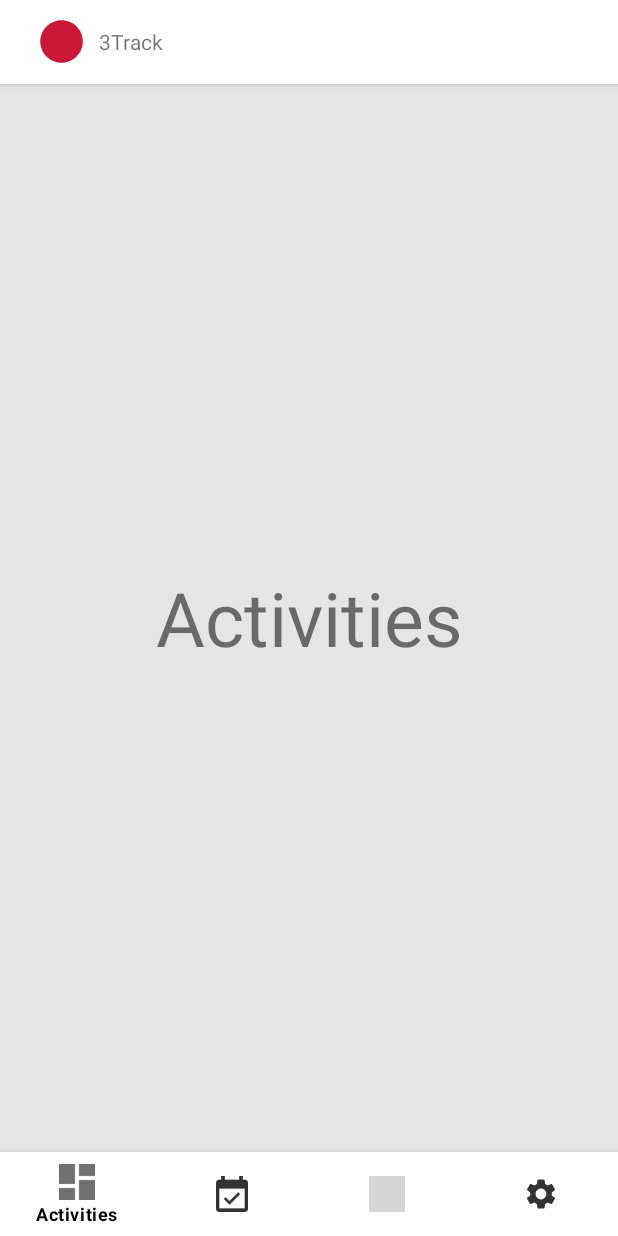
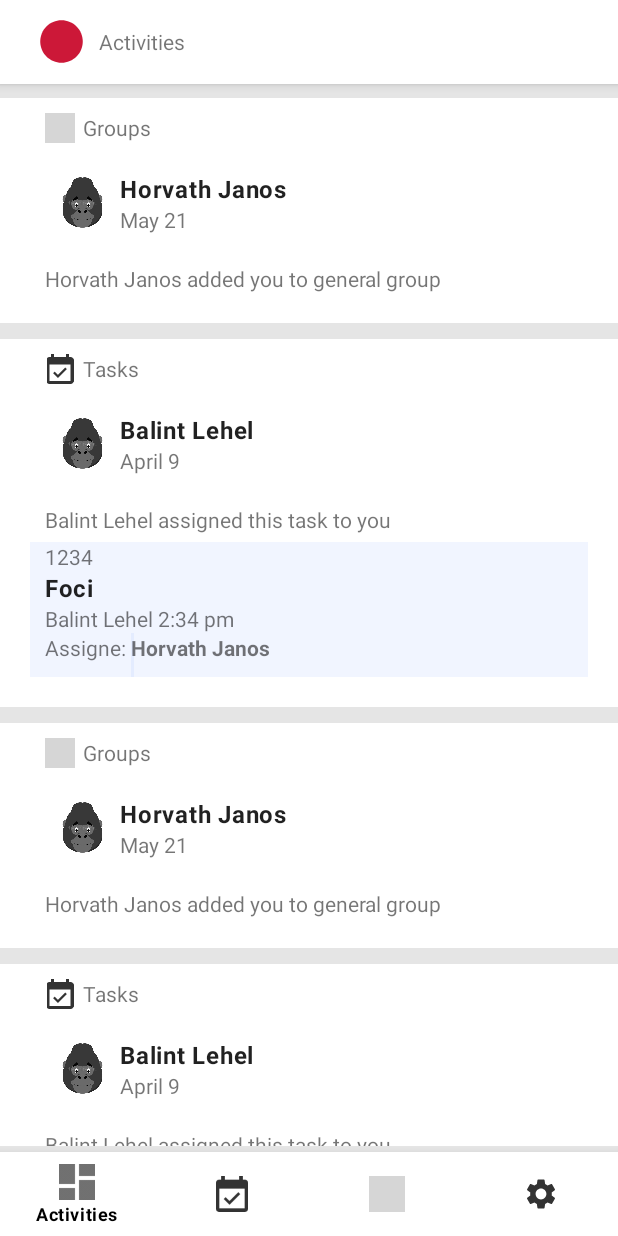
Before and after one commit to Horvath99/3TrackProject, an Android app: the ActivitesFragment screen opened through its navigation route, on a phone screen of 412 x 824 dp. Run offline under Robolectric (Android 15) with nearby library versions, the phone set to English and light mode, and no system bars; our stand-ins replace CircleImageView, data binding; grey boxes are pictures that could not be loaded.

Commit message:
activityesDone

```diff
--- /dev/null
+++ b/app/src/main/java/ro/sapientia/android_11eloadas/adapter/ActivitesAdapter.kt
@@ -0,0 +1,84 @@
+package ro.sapientia.android_11eloadas.adapter
+
+import android.text.method.TextKeyListener.clear
+import android.view.LayoutInflater
+import android.view.View
+import android.view.ViewGroup
+import androidx.recyclerview.widget.RecyclerView
+import ro.sapientia.android_11eloadas.R
+import ro.sapientia.android_11eloadas.model.ActivityItem
+import ro.sapientia.android_11eloadas.util.ActivityDataModel
+import java.lang.IllegalArgumentException
+import androidx.appcompat.widget.AppCompatTextView
+import de.hdodenhof.circleimageview.CircleImageView
+import java.util.Collections.addAll
+
+
+class ActivitesAdapter: RecyclerView.Adapter<ActivitesAdapter.ActivitiesAdapterViewHolder>(){
+
+    private val data = mutableListOf<ActivityDataModel>()
+
+    class ActivitiesAdapterViewHolder(itemView: View) : RecyclerView.ViewHolder(itemView){
+        private fun bindGroup(item: ActivityDataModel.Group){
+            itemView.findViewById<AppCompatTextView>(R.id.groupAssignedByName)?.text = item.assignerName
+            itemView.findViewById<AppCompatTextView>(R.id.groupAssignedByDate)?.text= item.date
+            itemView.findViewById<AppCompatTextView>(R.id.groupStaticText)?.text = item.text
+
+        }
+        private fun bindTask(item: ActivityDataModel.Task){
+            itemView.findViewById<AppCompatTextView>(R.id.assignedByName)?.text= item.assignerName
+            itemView.findViewById<AppCompatTextView>(R.id.assignedByDate)?.text= item.date
+            itemView.findViewById<AppCompatTextView>(R.id.staticText)?.text = item.text
+            itemView.findViewById<AppCompatTextView>(R.id.subTaskId)?.text = item.taskId
+            itemView.findViewById<AppCompatTextView>(R.id.subTaskTitle)?.text = item.taskTitle
+            itemView.findViewById<AppCompatTextView>(R.id.subTaskAssignedByAndDate)?.text= item.taskAssignerAndDate
+            itemView.findViewById<AppCompatTextView>(R.id.subTaskAssignee)?.text= item.assigne
+
+        }
+
+        fun bind(activityDataModel: ActivityDataModel){
+            when(activityDataModel){
+                is ActivityDataModel.Group ->bindGroup(activityDataModel)
+                is ActivityDataModel.Task -> bindTask(activityDataModel)
+            }
+        }
+    }
+
+    override fun onCreateViewHolder(parent: ViewGroup, viewType: Int): ActivitiesAdapterViewHolder {
+       val layout = when(viewType){
+           TYPE_GROUP -> R.layout.activites_group_item
+           TYPE_TASK -> R.layout.activities_task_item
+           else -> throw IllegalArgumentException("Invalid type")
+       }
+        val view = LayoutInflater.from(parent.context).inflate(layout,parent,false)
+        return ActivitiesAdapterViewHolder(view)
+    }
+
+
+    override fun onBindViewHolder(holder: ActivitiesAdapterViewHolder, position: Int) {
+        holder.bind(data[position])
+    }
+
+    override fun getItemCount(): Int {
+        return data.size
+
+    }
+
+    override fun getItemViewType(position: Int): Int {
+        return when(data[position]){
+            is ActivityDataModel.Task -> TYPE_TASK
+            else -> TYPE_GROUP
+        }
+    }
+    fun setData(data1 : List<ActivityDataModel>){
+        data.apply {
+            clear()
+            addAll(data1)
+        }
+    }
+
+    companion object{
+        private const val TYPE_GROUP = 0
+        private const val TYPE_TASK = 1
+    }
+}
--- a/app/src/main/java/ro/sapientia/android_11eloadas/adapter/MyTaskAdapter.kt
+++ b/app/src/main/java/ro/sapientia/android_11eloadas/adapter/MyTaskAdapter.kt
@@ -26,7 +26,8 @@ import ro.sapientia.android_11eloadas.viewmodel.UserListViewModelFactory
 import java.text.SimpleDateFormat
 import java.util.*
 
-class MyTaskAdapter(private val list : List<MyTaskItem>,private val listUsers : List<User>,private val listDepartment : List<Department>) : RecyclerView.Adapter<MyTaskAdapter.MyTaskViewHolder>() {
+class MyTaskAdapter(private val list : List<MyTaskItem>,private val listUsers : List<User>,private val listDepartment : List<Department>)
+    : RecyclerView.Adapter<MyTaskAdapter.MyTaskViewHolder>() {
     class MyTaskViewHolder(itemView: View): RecyclerView.ViewHolder(itemView){
         var id : Int = 0
         val projectType : TextView = itemView.findViewById(R.id.projectType)
--- a/app/src/main/java/ro/sapientia/android_11eloadas/fragment/ActivitesFragment.kt
+++ b/app/src/main/java/ro/sapientia/android_11eloadas/fragment/ActivitesFragment.kt
@@ -1,27 +1,101 @@
 package ro.sapientia.android_11eloadas.fragment
 
+import android.app.Activity
 import android.os.Bundle
 import androidx.fragment.app.Fragment
 import android.view.LayoutInflater
 import android.view.View
 import android.view.ViewGroup
+import android.widget.TextView
+import androidx.lifecycle.ViewModelProvider
+import androidx.lifecycle.get
+import androidx.recyclerview.widget.LinearLayoutManager
 import ro.sapientia.android_11eloadas.R
+import ro.sapientia.android_11eloadas.adapter.ActivitesAdapter
+import ro.sapientia.android_11eloadas.databinding.FragmentActivitesBinding
+import ro.sapientia.android_11eloadas.databinding.FragmentMyTasksBinding
+import ro.sapientia.android_11eloadas.util.ActivityDataModel
+import ro.sapientia.android_11eloadas.viewmodel.ActivityViewModel
 
 
 class ActivitesFragment : Fragment() {
 
+    private var _binding: FragmentActivitesBinding? = null
+    private val binding get() = _binding!!
+   private val activityAdapter : ActivitesAdapter by lazy{
+       ActivitesAdapter()
+   }
+
 
     override fun onCreate(savedInstanceState: Bundle?) {
         super.onCreate(savedInstanceState)
-
     }
 
     override fun onCreateView(
         inflater: LayoutInflater, container: ViewGroup?,
         savedInstanceState: Bundle?
     ): View? {
-        return inflater.inflate(R.layout.fragment_activites, container, false)
+        _binding= FragmentActivitesBinding.inflate(inflater,container,false)
+        return binding.root
     }
+
+    override fun onViewCreated(view: View, savedInstanceState: Bundle?) {
+        super.onViewCreated(view, savedInstanceState)
+        var toolbarTitle = activity?.findViewById<TextView>(R.id.mytitle)
+        toolbarTitle?.setText("Activities")
+        activityAdapter.setData(getData())
+        binding.activitiesRecyclerView.apply {
+            layoutManager = LinearLayoutManager(this.context)
+            hasFixedSize()
+            this.adapter = activityAdapter
+        }
+
+    }
+
+    private fun getData() : List<ActivityDataModel> = listOf(
+        ActivityDataModel.Group(
+         "Horvath Janos",
+        "May 21",
+            "Horvath Janos added you to general group",
+        ),
+        ActivityDataModel.Task(
+            "Balint Lehel",
+            "April 9",
+        "Balint Lehel assigned this task to you",
+            "1234",
+            "Foci",
+            "Balint Lehel 2:34 pm",
+            "Horvath Janos"
+        ),
+        ActivityDataModel.Group(
+            "Horvath Janos",
+            "May 21",
+            "Horvath Janos added you to general group",
+        ),
+        ActivityDataModel.Task(
+            "Balint Lehel",
+            "April 9",
+            "Balint Lehel assigned this task to you",
+            "1234",
+            "Foci",
+            "Balint Lehel 2:34 pm",
+            "Horvath Janos"
+        ),
+        ActivityDataModel.Group(
+            "Horvath Janos",
+            "May 21",
+            "Horvath Janos added you to general group",
+        ),
+        ActivityDataModel.Task(
+            "Balint Lehel",
+            "April 9",
+            "Balint Lehel assigned this task to you",
+            "1234",
+            "Foci",
+            "Balint Lehel 2:34 pm",
+            "Horvath Janos"
+        )
+    )
 
 
 }
--- a/app/src/main/java/ro/sapientia/android_11eloadas/fragment/MyProfileFragment.kt
+++ b/app/src/main/java/ro/sapientia/android_11eloadas/fragment/MyProfileFragment.kt
@@ -58,6 +58,9 @@ class MyProfileFragment : Fragment() {
     override fun onViewCreated(view: View, savedInstanceState: Bundle?) {
         super.onViewCreated(view, savedInstanceState)
 
+        var toolbarTitle = activity?.findViewById<TextView>(R.id.mytitle)
+        toolbarTitle?.setText("My Profile")
+
         val userName : TextView = binding.myName
         val userEmail : TextView = binding.email
         val userPhoneNumber : TextView = binding.phoneNumber
--- /dev/null
+++ b/app/src/main/java/ro/sapientia/android_11eloadas/util/ActivityDataModel.kt
@@ -0,0 +1,22 @@
+package ro.sapientia.android_11eloadas.util
+
+import de.hdodenhof.circleimageview.CircleImageView
+
+sealed class ActivityDataModel {
+    data class Group(
+        val assignerName : String,
+        val date : String,
+        val text: String,
+        //val image: CircleImageView
+    ) : ActivityDataModel()
+    data class Task(
+        val assignerName : String,
+        val date : String,
+       // val image: CircleImageView,
+        val text: String,
+        val taskId : String,
+        val taskTitle: String,
+        val taskAssignerAndDate: String,
+        val assigne: String
+    ) : ActivityDataModel()
+}
--- /dev/null
+++ b/app/src/main/res/layout/activites_group_item.xml
@@ -0,0 +1,76 @@
+<?xml version="1.0" encoding="utf-8"?>
+<layout xmlns:android="http://schemas.android.com/apk/res/android"
+    xmlns:app="http://schemas.android.com/apk/res-auto">
+
+    <data>
+
+    </data>
+
+    <androidx.constraintlayout.widget.ConstraintLayout
+        android:layout_width="match_parent"
+        android:background="#FFFFFF"
+        android:layout_marginVertical="5dp"
+        android:layout_height="wrap_content">
+
+        <ImageView
+            android:id="@+id/iconType"
+            android:layout_width="20dp"
+            android:layout_height="20dp"
+            android:src="@drawable/ic_baseline_group_24"
+            app:layout_constraintLeft_toLeftOf="parent"
+            app:layout_constraintTop_toTopOf="parent"
+            android:layout_marginTop="10dp"
+            android:layout_marginLeft="30dp" />
+
+        <TextView
+            android:layout_marginTop="10dp"
+            android:layout_marginLeft="5dp"
+            android:id="@+id/type"
+            android:layout_width="wrap_content"
+            android:layout_height="0dp"
+            android:text="Groups"
+            app:layout_constraintTop_toTopOf="parent"
+            app:layout_constraintLeft_toRightOf="@+id/iconType" />
+
+        <de.hdodenhof.circleimageview.CircleImageView
+            android:id="@+id/groupProfilePicutre"
+            android:layout_width="50dp"
+            android:layout_height="50dp"
+            app:layout_constraintTop_toBottomOf="@+id/type"
+            android:src="@drawable/gorilla"
+            android:layout_marginLeft="30dp"
+            app:layout_constraintLeft_toLeftOf="parent"
+            android:layout_marginTop="15dp" />
+
+        <TextView
+            android:layout_marginTop="20dp"
+            android:layout_width="wrap_content"
+            android:layout_height="0dp"
+            android:id="@+id/groupAssignedByName"
+            style="@style/TextAppearance.Material3.BodyLarge"
+            android:textStyle="bold"
+            android:text="Janette Doe"
+            app:layout_constraintTop_toBottomOf="@id/type"
+            app:layout_constraintLeft_toRightOf="@id/groupProfilePicutre" />
+
+        <TextView
+            android:id="@+id/groupAssignedByDate"
+            android:layout_width="wrap_content"
+            android:layout_height="0dp"
+            android:text="May 21"
+            app:layout_constraintTop_toBottomOf="@id/groupAssignedByName"
+            app:layout_constraintLeft_toRightOf="@id/groupProfilePicutre" />
+
+        <TextView
+            android:paddingBottom="20dp"
+            android:id="@+id/groupStaticText"
+            android:layout_width="match_parent"
+            android:layout_height="0dp"
+            android:text="Janett Doe added you to General Group"
+            app:layout_constraintTop_toBottomOf="@id/groupAssignedByDate"
+            app:layout_constraintLeft_toLeftOf="parent"
+            android:layout_marginLeft="30dp"
+            android:layout_marginTop="20dp" />
+
+    </androidx.constraintlayout.widget.ConstraintLayout>
+</layout>
--- /dev/null
+++ b/app/src/main/res/layout/activities_task_item.xml
@@ -0,0 +1,147 @@
+<?xml version="1.0" encoding="utf-8"?>
+<layout xmlns:android="http://schemas.android.com/apk/res/android"
+    xmlns:app="http://schemas.android.com/apk/res-auto">
+
+    <data>
+
+    </data>
+
+    <androidx.constraintlayout.widget.ConstraintLayout
+        android:layout_width="match_parent"
+        android:background="#FFFFFF"
+        android:layout_marginVertical="5dp"
+        android:layout_height="wrap_content">
+
+        <ImageView
+            android:id="@+id/iconType"
+            android:layout_width="20dp"
+            android:layout_height="20dp"
+            android:src="@drawable/mytask"
+            app:layout_constraintLeft_toLeftOf="parent"
+            app:layout_constraintTop_toTopOf="parent"
+            android:layout_marginTop="10dp"
+            android:layout_marginLeft="30dp"/>
+        <TextView
+            android:layout_marginTop="10dp"
+            android:layout_marginLeft="5dp"
+            android:id="@+id/type"
+            android:layout_width="wrap_content"
+            android:layout_height="0dp"
+            android:text="Tasks"
+            app:layout_constraintTop_toTopOf="parent"
+            app:layout_constraintLeft_toRightOf="@+id/iconType"/>
+
+        <de.hdodenhof.circleimageview.CircleImageView
+            android:id="@+id/activityTaskProfilePicutre"
+            android:layout_width="50dp"
+            android:layout_height="50dp"
+            app:layout_constraintTop_toBottomOf="@+id/type"
+            android:src="@drawable/gorilla"
+            android:layout_marginLeft="30dp"
+            app:layout_constraintLeft_toLeftOf="parent"
+            android:layout_marginTop="15dp"
+            />
+        <TextView
+            android:layout_marginTop="20dp"
+            android:layout_width="wrap_content"
+            android:layout_height="0dp"
+            android:id="@+id/assignedByName"
+            style="@style/TextAppearance.Material3.BodyLarge"
+            android:textStyle="bold"
+            android:text="Janette Doe"
+            app:layout_constraintTop_toBottomOf="@id/type"
+            app:layout_constraintLeft_toRightOf="@id/activityTaskProfilePicutre"/>
+        <TextView
+            android:id="@+id/assignedByDate"
+            android:layout_width="wrap_content"
+            android:layout_height="0dp"
+            android:text="May 21"
+            app:layout_constraintTop_toBottomOf="@id/assignedByName"
+            app:layout_constraintLeft_toRightOf="@id/activityTaskProfilePicutre"/>
+        <TextView
+            android:id="@+id/staticText"
+            android:layout_width="wrap_content"
+            android:layout_height="0dp"
+            android:text="Janett Doe assigned a task to you"
+            app:layout_constraintTop_toBottomOf="@id/assignedByDate"
+            app:layout_constraintLeft_toLeftOf="parent"
+            android:layout_marginLeft="30dp"
+            android:layout_marginTop="20dp"/>
+
+        <TextView
+            android:paddingLeft="10dp"
+            android:layout_marginRight="20dp"
+            android:background="#102264F4"
+            android:id="@+id/subTaskId"
+            android:layout_width="match_parent"
+            android:layout_height="0dp"
+            android:text="3SS/3S-194"
+            app:layout_constraintLeft_toLeftOf="parent"
+            app:layout_constraintTop_toBottomOf="@id/staticText"
+            android:layout_marginLeft="20dp"
+            android:layout_marginTop="5dp"/>
+        <TextView
+            android:paddingLeft="10dp"
+            android:layout_marginRight="20dp"
+            android:background="#102264F4"
+            android:id="@+id/subTaskTitle"
+            android:layout_width="match_parent"
+            android:layout_height="0dp"
+            android:text="Set up company profile"
+            android:textStyle="bold"
+            style="@style/TextAppearance.Material3.BodyLarge"
+            app:layout_constraintTop_toBottomOf="@+id/subTaskId"
+            app:layout_constraintLeft_toLeftOf="parent"
+            android:layout_marginLeft="20dp"/>
+        <TextView
+            android:paddingLeft="10dp"
+            android:layout_marginRight="20dp"
+            android:background="#102264F4"
+            android:id="@+id/subTaskAssignedByAndDate"
+            android:layout_width="match_parent"
+            android:layout_height="0dp"
+            android:text="Janett Doe 2:45 pm"
+            app:layout_constraintTop_toBottomOf="@id/subTaskTitle"
+            app:layout_constraintLeft_toLeftOf="parent"
+            android:layout_marginLeft="20dp"
+            />
+        <TextView
+            android:paddingBottom="10dp"
+            android:paddingLeft="10dp"
+            android:layout_marginRight="20dp"
+            android:paddingRight="5dp"
+            android:background="#102264F4"
+            android:id="@+id/subTaskAssigneStatic"
+            android:layout_width="wrap_content"
+            android:layout_height="0dp"
+            android:text="Assigne:"
+            app:layout_constraintTop_toBottomOf="@id/subTaskAssignedByAndDate"
+            app:layout_constraintLeft_toLeftOf="parent"
+            android:layout_marginLeft="20dp"/>
+        <TextView
+            android:paddingBottom="10dp"
+            android:layout_marginRight="20dp"
+            android:background="#102264F4"
+            android:id="@+id/subTaskAssignee"
+            android:layout_marginLeft="87dp"
+            android:layout_width="match_parent"
+            android:layout_height="0dp"
+            android:text="James Doe"
+            android:textStyle="bold"
+            app:layout_constraintLeft_toRightOf="@id/subTaskAssigneStatic"
+            app:layout_constraintTop_toBottomOf="@id/subTaskAssignedByAndDate"/>
+        <TextView
+            android:layout_width="match_parent"
+            android:layout_height="20dp"
+            app:layout_constraintTop_toBottomOf="@id/subTaskAssignee"
+            android:background="#FFFFFF"/>
+
+
+
+
+
+
+
+
+    </androidx.constraintlayout.widget.ConstraintLayout>
+</layout>
--- a/app/src/main/res/layout/activity_main.xml
+++ b/app/src/main/res/layout/activity_main.xml
@@ -63,8 +63,7 @@
                      android:id="@+id/createTask"
                      android:layout_width="80dp"
                      android:layout_height="40dp"
-                     android:background="#2264F4"
-                     android:textColor="@color/white"
+                     android:background="#102264F4"
                      android:text="Create"
                      android:textSize="10dp"
                      android:layout_margin="5dp"
@@ -99,6 +98,7 @@
         <fragment
 
             android:id="@+id/nav_host_fragment"
+
             android:name="androidx.navigation.fragment.NavHostFragment"
             android:layout_width="match_parent"
             android:layout_height="match_parent"
@@ -109,6 +109,7 @@
         <com.google.android.material.bottomnavigation.BottomNavigationView
 
             app:layout_constraintBottom_toBottomOf="parent"
+
             android:background="@color/white"
             app:itemIconTint="#333333"
             android:id="@+id/bottom_nav_view"
--- a/app/src/main/res/layout/fragment_activites.xml
+++ b/app/src/main/res/layout/fragment_activites.xml
@@ -1,17 +1,23 @@
 <?xml version="1.0" encoding="utf-8"?>
-<androidx.constraintlayout.widget.ConstraintLayout xmlns:android="http://schemas.android.com/apk/res/android"
-    xmlns:tools="http://schemas.android.com/tools"
-    android:layout_width="match_parent"
-    android:layout_height="match_parent"
-    android:background="#E5E5E5"
-    tools:context=".fragment.ActivitesFragment">
+<layout xmlns:android="http://schemas.android.com/apk/res/android"
+    xmlns:tools="http://schemas.android.com/tools">
 
-    <!-- TODO: Update blank fragment layout -->
-    <TextView
+    <data>
+
+    </data>
+
+    <androidx.constraintlayout.widget.ConstraintLayout
         android:layout_width="match_parent"
         android:layout_height="match_parent"
-        android:text="Activities"
-        android:textSize="50dp"
-        android:gravity="center"/>
+        android:background="#E5E5E5"
+        tools:context=".fragment.ActivitesFragment">
 
-</androidx.constraintlayout.widget.ConstraintLayout>
+        <androidx.recyclerview.widget.RecyclerView
+            android:layout_marginVertical="60dp"
+            android:id="@+id/activitiesRecyclerView"
+            android:layout_width="match_parent"
+            android:layout_height="match_parent"/>
+
+
+    </androidx.constraintlayout.widget.ConstraintLayout>
+</layout>
--- a/app/src/main/res/values-night/themes.xml
+++ b/app/src/main/res/values-night/themes.xml
@@ -16,6 +16,10 @@
 
     </style>
 
+    <style name="SplashTheme" parent="Theme.AppCompat.NoActionBar">
+        <item name="android:windowBackground">@drawable/splash</item>
+    </style>
+
 
 
 </resources>
--- a/app/src/main/res/values/themes.xml
+++ b/app/src/main/res/values/themes.xml
@@ -14,5 +14,8 @@
         <!-- Customize your theme here. -->
 
     </style>
+    <style name="SplashTheme" parent="Theme.AppCompat.NoActionBar">
+        <item name="android:windowBackground">@drawable/splash</item>
+    </style>
 
 </resources>
```
Also changed, not shown: app/src/main/java/ro/sapientia/android_11eloadas/fragment/SettingsFragment.kt (+7 -0 lines), app/src/main/java/ro/sapientia/android_11eloadas/fragment/TaskDescriptionFragment.kt (+13 -2 lines), app/src/main/java/ro/sapientia/android_11eloadas/model/ActivityItem.kt (added, +19 -0 lines), app/src/main/java/ro/sapientia/android_11eloadas/viewmodel/ActivityViewModel.kt (added, +48 -0 lines), app/src/main/res/drawable/splash.xml (added, +13 -0 lines), app/src/main/res/layout/activites_subtask_item.xml (added, +64 -0 lines), app/src/main/res/drawable/gorilla.jpg (added).
